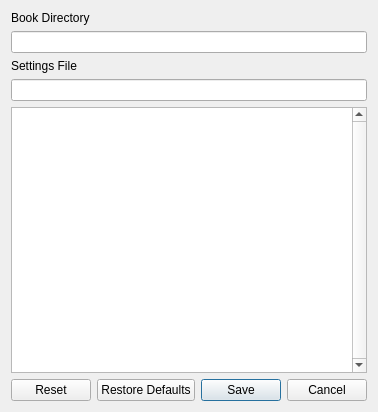
Above: settingsdialog.ui from farinc/book-tracker before the change. Below: the same form after it.
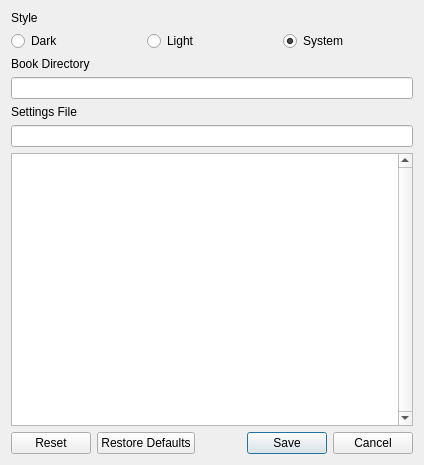
That is the form after the change.

What changed in the file:
```diff
--- a/settingsdialog.ui
+++ b/settingsdialog.ui
@@ -6,8 +6,8 @@
    <rect>
     <x>0</x>
     <y>0</y>
-    <width>373</width>
-    <height>412</height>
+    <width>424</width>
+    <height>465</height>
    </rect>
   </property>
   <property name="sizePolicy">
@@ -20,28 +20,17 @@
    <string>Settings</string>
   </property>
   <layout class="QGridLayout" name="gridLayout">
-   <item row="0" column="0">
-    <widget class="QLabel" name="label">
+   <item row="1" column="1">
+    <widget class="QRadioButton" name="radioButton_light">
      <property name="text">
-      <string>Book Directory</string>
+      <string>Light</string>
      </property>
-    </widget>
-   </item>
-   <item row="1" column="0">
-    <widget class="QLineEdit" name="lineEditBookDirectory">
-     <property name="readOnly">
-      <bool>true</bool>
+     <property name="checked">
+      <bool>false</bool>
      </property>
     </widget>
    </item>
-   <item row="2" column="0">
-    <widget class="QLabel" name="label_2">
-     <property name="text">
-      <string>Settings File</string>
-     </property>
-    </widget>
-   </item>
-   <item row="3" column="0">
+   <item row="7" column="0" colspan="3">
     <widget class="QLineEdit" name="lineEditSettings">
      <property name="text">
       <string/>
@@ -51,7 +40,24 @@
      </property>
     </widget>
    </item>
-   <item row="4" column="0">
+   <item row="9" column="0" colspan="3">
+    <widget class="QDialogButtonBox" name="buttonBox">
+     <property name="orientation">
+      <enum>Qt::Horizontal</enum>
+     </property>
+     <property name="standardButtons">
+      <set>QDialogButtonBox::Cancel|QDialogButtonBox::Reset|QDialogButtonBox::RestoreDefaults|QDialogButtonBox::Save</set>
+     </property>
+    </widget>
+   </item>
+   <item row="1" column="0">
+    <widget class="QRadioButton" name="radioButton_dark">
+     <property name="text">
+      <string>Dark</string>
+     </property>
+    </widget>
+   </item>
+   <item row="8" column="0" colspan="3">
     <widget class="QTreeView" name="treeView">
      <property name="verticalScrollBarPolicy">
       <enum>Qt::ScrollBarAlwaysOn</enum>
@@ -67,13 +73,41 @@
      </property>
     </widget>
    </item>
-   <item row="5" column="0">
-    <widget class="QDialogButtonBox" name="buttonBox">
-     <property name="orientation">
-      <enum>Qt::Horizontal</enum>
+   <item row="6" column="0" colspan="2">
+    <widget class="QLabel" name="label_2">
+     <property name="text">
+      <string>Settings File</string>
      </property>
-     <property name="standardButtons">
-      <set>QDialogButtonBox::Cancel|QDialogButtonBox::Reset|QDialogButtonBox::RestoreDefaults|QDialogButtonBox::Save</set>
+    </widget>
+   </item>
+   <item row="5" column="0" colspan="3">
+    <widget class="QLineEdit" name="lineEditBookDirectory">
+     <property name="readOnly">
+      <bool>true</bool>
+     </property>
+    </widget>
+   </item>
+   <item row="4" column="0" colspan="2">
+    <widget class="QLabel" name="label">
+     <property name="text">
+      <string>Book Directory</string>
+     </property>
+    </widget>
+   </item>
+   <item row="1" column="2">
+    <widget class="QRadioButton" name="radioButton_system">
+     <property name="text">
+      <string>System</string>
+     </property>
+     <property name="checked">
+      <bool>true</bool>
+     </property>
+    </widget>
+   </item>
+   <item row="0" column="0">
+    <widget class="QLabel" name="label_3">
+     <property name="text">
+      <string>Style</string>
      </property>
     </widget>
    </item>
```
Left out of the diff: 16 changed lines with no effect on the pictures.
